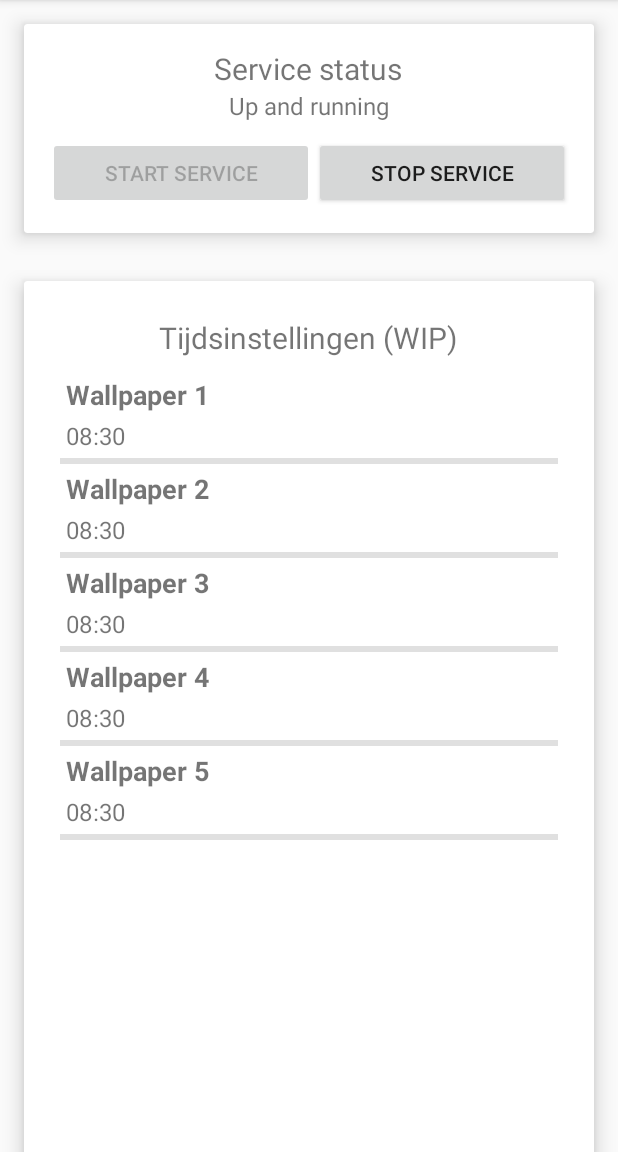
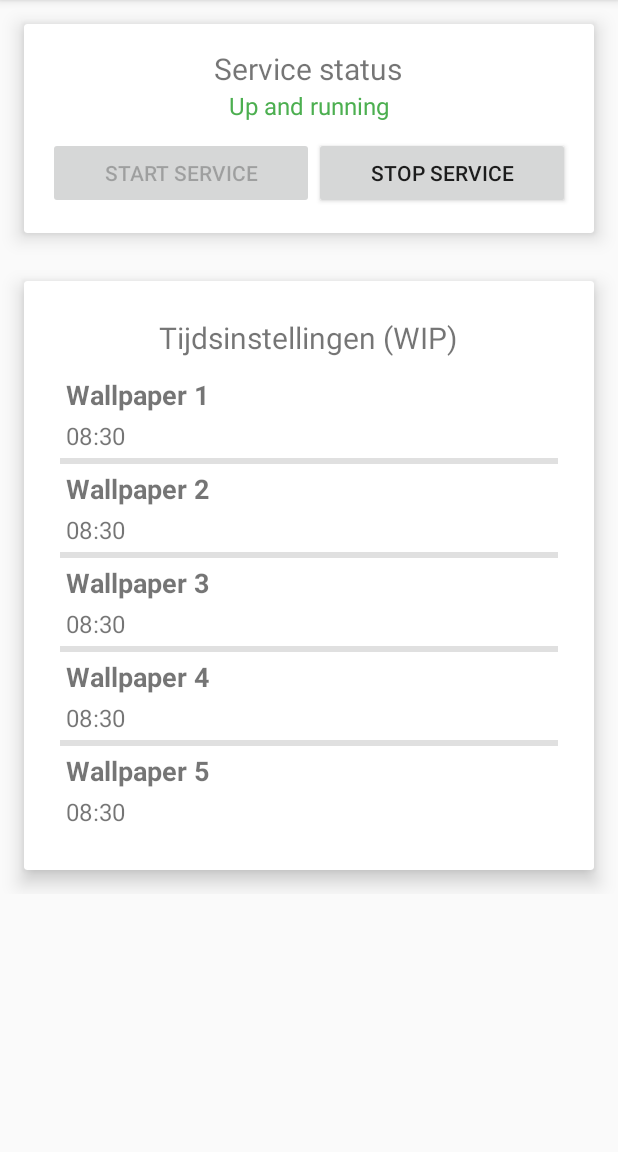
Before and after one commit to JensSchadron/WallpaperSwitcher, an Android app: the screen it shows after launch (MainActivity), after a tap on "START SERVICE", on a phone screen of 412 x 824 dp, the part 84-1236 px from its top. Run offline under Robolectric (Android 15) with nearby library versions, the phone set to English and light mode, and no system bars.

Commit message:
Bugfixes betreffende instellen wallpaper en hoogte cardview van tijdsinstellingen

```diff
--- a/app/src/main/java/be/schadron/wallpaperswitcher/MainActivity.java
+++ b/app/src/main/java/be/schadron/wallpaperswitcher/MainActivity.java
@@ -6,6 +6,8 @@ import android.app.TimePickerDialog;
 import android.content.Context;
 import android.content.Intent;
 import android.content.SharedPreferences;
+import android.content.res.ColorStateList;
+import android.graphics.Color;
 import android.os.Bundle;
 import android.support.v7.app.AppCompatActivity;
 import android.util.Log;
@@ -30,6 +32,9 @@ public class MainActivity extends AppCompatActivity {
     private final static String PREF_SERV_STATUS_KEY = "serv_status";
     private final static String[] PREF_REQUESTCODE_TIME = {"20700", "20701", "20702", "20703", "20704"};
 
+    private final static int green = Color.rgb(76, 175, 80);
+    private final static int red = Color.rgb(255, 70, 0);
+
     private AlarmManager alarmMgr;
 
     private SharedPreferences pref;
@@ -51,24 +56,23 @@ public class MainActivity extends AppCompatActivity {
     private void setupStatus() {
         final TextView tvServStatus = (TextView) findViewById(R.id.tv_service_status);
 
-        String strStatus;
-
         switch (checkServiceStatus()) {
             case 0:
-                strStatus = "Up and running";
+                tvServStatus.setText("Up and running");
+                tvServStatus.setTextColor(green);
                 break;
             case 1:
-                strStatus = "Shutdown";
+                tvServStatus.setText("Shutdown");
+                tvServStatus.setTextColor(red);
                 break;
             case 2:
-                strStatus = "An error occured";
+                tvServStatus.setText("An error occured");
+                tvServStatus.setTextColor(red);
                 break;
             default:
-                strStatus = "";
+                tvServStatus.setText("");
+                tvServStatus.setTextColor(Color.GRAY);
         }
-
-        tvServStatus.setText(strStatus);
-
     }
 
     public void setupOnClickListeners() {
--- a/app/src/main/java/be/schadron/wallpaperswitcher/util/ViewSizeHelper.java
+++ b/app/src/main/java/be/schadron/wallpaperswitcher/util/ViewSizeHelper.java
@@ -19,7 +19,7 @@ public class ViewSizeHelper {
         }
 
         //set listAdapter in loop for getting final size
-        int desiredWidth = View.MeasureSpec.makeMeasureSpec(list.getWidth(), View.MeasureSpec.AT_MOST);
+        int desiredWidth = View.MeasureSpec.makeMeasureSpec(list.getWidth(), View.MeasureSpec.UNSPECIFIED);
         int totalHeight = 0;
         View view = null;
         for (int i = 0; i < myListAdapter.getCount(); i++) {
```
Also changed, not shown: app/src/main/java/be/schadron/wallpaperswitcher/WallpaperService.java (+3 -5 lines).
